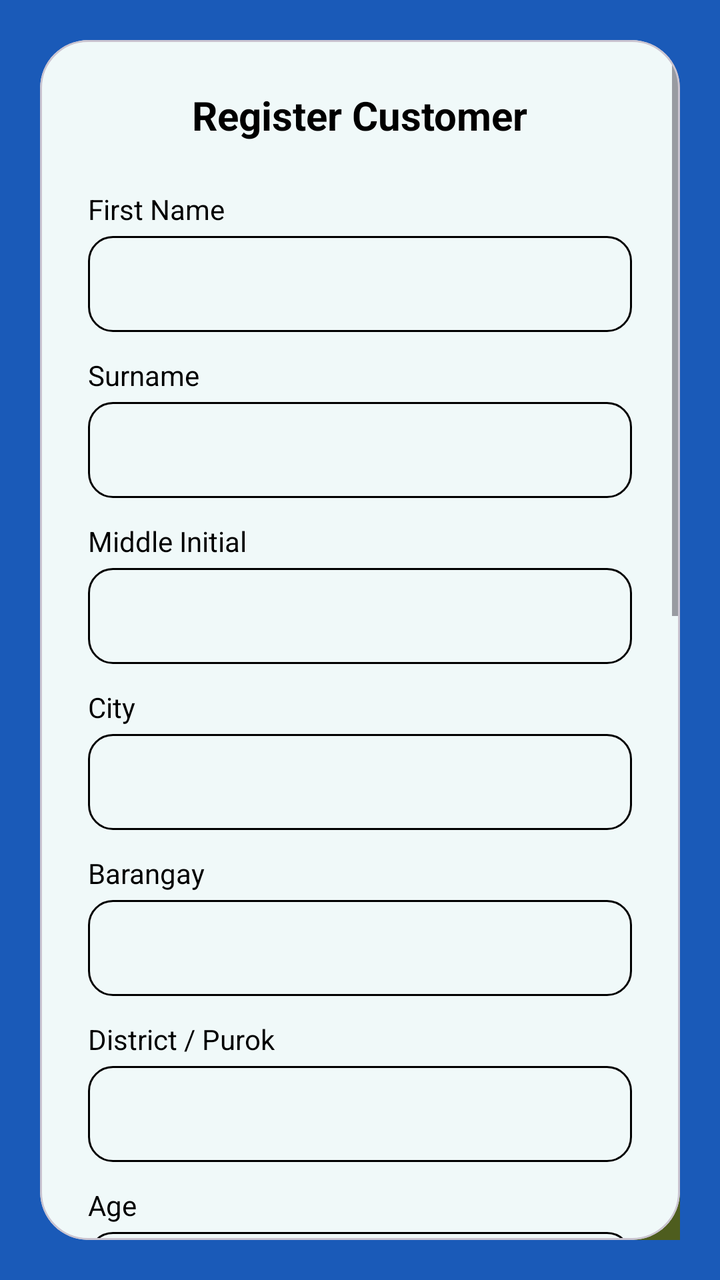
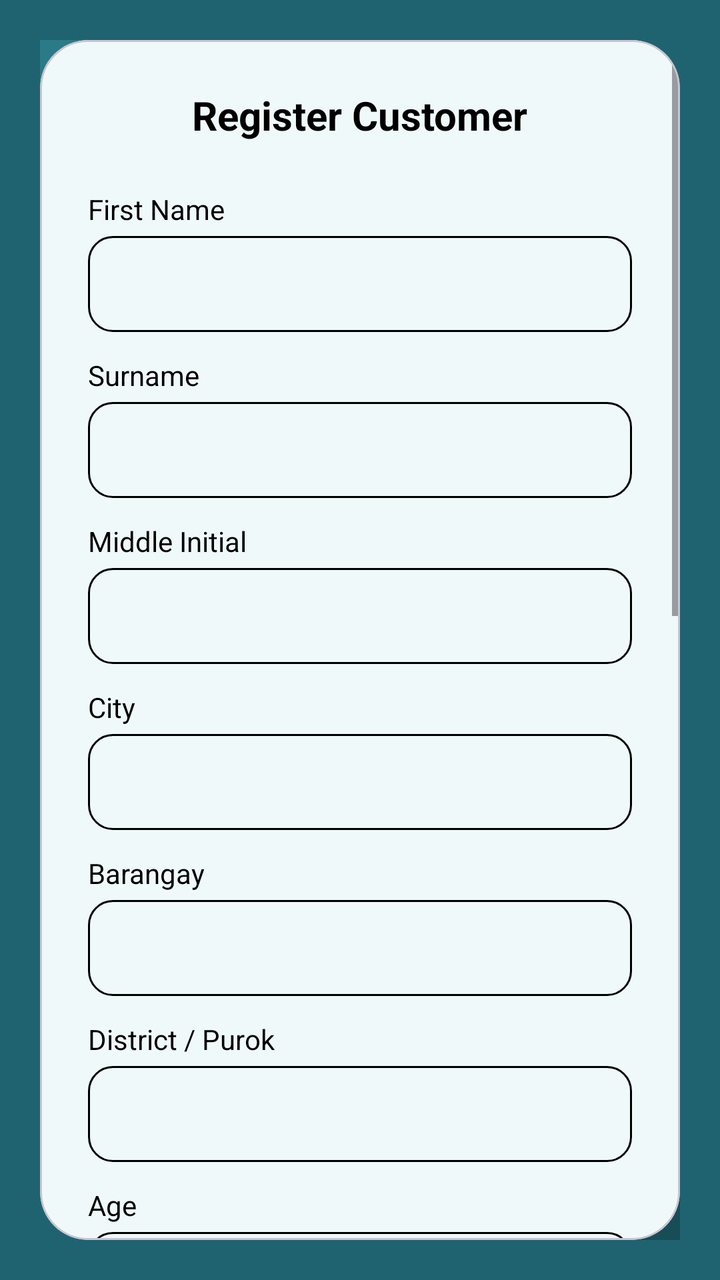

Screens rendered from an Android XML layout before and after an edit, with the pre-edit source and the edit as a unified diff.
<!-- AndroidManifest.xml: application theme Theme.PharmaFind -->
<!-- res/layout/dialog_register_customer.xml -->
<?xml version="1.0" encoding="utf-8"?>
<androidx.constraintlayout.widget.ConstraintLayout xmlns:android="http://schemas.android.com/apk/res/android"
    xmlns:app="http://schemas.android.com/apk/res-auto"
    android:layout_width="match_parent"
    android:layout_height="wrap_content"
    android:background="@color/primary_dark"
    android:padding="20dp">

    
    <View
        android:layout_width="150dp"
        android:layout_height="150dp"
        android:background="@drawable/circle_background"
        android:backgroundTint="#1A5AB8"
        android:layout_marginTop="-75dp"
        android:layout_marginStart="-75dp"
        app:layout_constraintTop_toTopOf="parent"
        app:layout_constraintStart_toStartOf="parent" />

    <View
        android:layout_width="150dp"
        android:layout_height="150dp"
        android:background="@drawable/circle_background"
        android:backgroundTint="#4E5D1E"
        android:layout_marginBottom="-75dp"
        android:layout_marginEnd="-75dp"
        app:layout_constraintBottom_toBottomOf="parent"
        app:layout_constraintEnd_toEndOf="parent" />

    <com.google.android.material.card.MaterialCardView
        android:layout_width="match_parent"
        android:layout_height="wrap_content"
        app:cardCornerRadius="24dp"
        app:cardElevation="0dp"
        app:cardBackgroundColor="#F0F9F9"
        app:layout_constraintTop_toTopOf="parent"
        app:layout_constraintBottom_toBottomOf="parent"
        app:layout_constrainedHeight="true">

        <ScrollView
            android:layout_width="match_parent"
            android:layout_height="wrap_content">

            <LinearLayout
                android:layout_width="match_parent"
                android:layout_height="wrap_content"
                android:orientation="vertical"
                android:padding="24dp">

                <TextView
                    android:id="@+id/tvRegisterTitle"
                    android:layout_width="wrap_content"
                    android:layout_height="wrap_content"
                    android:layout_gravity="center"
                    android:text="@string/register_customer"
                    android:textColor="@color/black"
                    android:textSize="20sp"
                    android:textStyle="bold"
                    android:layout_marginBottom="24dp"/>

                <TextView
                    android:layout_width="wrap_content"
                    android:layout_height="wrap_content"
                    android:text="@string/first_name"
                    android:textColor="@color/black"
                    android:textSize="14sp" />

                <EditText
                    android:id="@+id/etFirstName"
                    android:layout_width="match_parent"
                    android:layout_height="48dp"
                    android:layout_marginTop="4dp"
                    android:layout_marginBottom="12dp"
                    android:background="@drawable/edittext_background"
                    android:paddingHorizontal="12dp"
                    android:textColor="@color/black"
                    android:inputType="textPersonName" />

                <TextView
                    android:layout_width="wrap_content"
                    android:layout_height="wrap_content"
                    android:text="@string/surname"
                    android:textColor="@color/black"
                    android:textSize="14sp" />

                <EditText
                    android:id="@+id/etSurname"
                    android:layout_width="match_parent"
                    android:layout_height="48dp"
                    android:layout_marginTop="4dp"
                    android:layout_marginBottom="12dp"
                    android:background="@drawable/edittext_background"
                    android:paddingHorizontal="12dp"
                    android:textColor="@color/black"
                    android:inputType="textPersonName" />

                <TextView
                    android:layout_width="wrap_content"
                    android:layout_height="wrap_content"
                    android:text="@string/middle_initial"
                    android:textColor="@color/black"
                    android:textSize="14sp" />

                <EditText
                    android:id="@+id/etMiddleInitial"
                    android:layout_width="match_parent"
                    android:layout_height="48dp"
                    android:layout_marginTop="4dp"
                    android:layout_marginBottom="12dp"
                    android:background="@drawable/edittext_background"
                    android:paddingHorizontal="12dp"
                    android:textColor="@color/black"
                    android:inputType="text" />

                <TextView
                    android:layout_width="wrap_content"
                    android:layout_height="wrap_content"
                    android:text="@string/city"
                    android:textColor="@color/black"
                    android:textSize="14sp" />

                <EditText
                    android:id="@+id/etCity"
                    android:layout_width="match_parent"
                    android:layout_height="48dp"
                    android:layout_marginTop="4dp"
                    android:layout_marginBottom="12dp"
                    android:background="@drawable/edittext_background"
                    android:paddingHorizontal="12dp"
                    android:textColor="@color/black"
                    android:inputType="text" />

                <TextView
                    android:layout_width="wrap_content"
                    android:layout_height="wrap_content"
                    android:text="@string/barangay"
                    android:textColor="@color/black"
                    android:textSize="14sp" />

                <EditText
                    android:id="@+id/etBarangay"
                    android:layout_width="match_parent"
                    android:layout_height="48dp"
                    android:layout_marginTop="4dp"
                    android:layout_marginBottom="12dp"
                    android:background="@drawable/edittext_background"
                    android:paddingHorizontal="12dp"
                    android:textColor="@color/black"
                    android:inputType="text" />

                <TextView
                    android:layout_width="wrap_content"
                    android:layout_height="wrap_content"
                    android:text="@string/district"
                    android:textColor="@color/black"
                    android:textSize="14sp" />

                <EditText
                    android:id="@+id/etDistrict"
                    android:layout_width="match_parent"
                    android:layout_height="48dp"
                    android:layout_marginTop="4dp"
                    android:layout_marginBottom="12dp"
                    android:background="@drawable/edittext_background"
                    android:paddingHorizontal="12dp"
                    android:textColor="@color/black"
                    android:inputType="text" />

                <TextView
                    android:layout_width="wrap_content"
                    android:layout_height="wrap_content"
                    android:text="@string/age"
                    android:textColor="@color/black"
                    android:textSize="14sp" />

                <EditText
                    android:id="@+id/etAge"
                    android:layout_width="match_parent"
                    android:layout_height="48dp"
                    android:layout_marginTop="4dp"
                    android:layout_marginBottom="12dp"
                    android:background="@drawable/edittext_background"
                    android:paddingHorizontal="12dp"
                    android:textColor="@color/black"
                    android:inputType="number" />

                <TextView
                    android:layout_width="wrap_content"
                    android:layout_height="wrap_content"
                    android:text="@string/birth_date"
                    android:textColor="@color/black"
                    android:textSize="14sp" />

                <EditText
                    android:id="@+id/etBirthDate"
                    android:layout_width="match_parent"
                    android:layout_height="48dp"
                    android:layout_marginTop="4dp"
                    android:layout_marginBottom="12dp"
                    android:background="@drawable/edittext_background"
                    android:paddingHorizontal="12dp"
                    android:textColor="@color/black"
                    android:focusable="false"
                    android:clickable="true"
                    android:hint="YYYY-MM-DD"
                    android:textColorHint="@color/text_gray" />

                <TextView
                    android:layout_width="wrap_content"
                    android:layout_height="wrap_content"
                    android:text="@string/email"
                    android:textColor="@color/black"
                    android:textSize="14sp" />

                <EditText
                    android:id="@+id/etEmail"
                    android:layout_width="match_parent"
                    android:layout_height="48dp"
                    android:layout_marginTop="4dp"
                    android:layout_marginBottom="12dp"
                    android:background="@drawable/edittext_background"
                    android:paddingHorizontal="12dp"
                    android:textColor="@color/black"
                    android:inputType="textEmailAddress" />

                <TextView
                    android:layout_width="wrap_content"
                    android:layout_height="wrap_content"
                    android:text="@string/contact"
                    android:textColor="@color/black"
                    android:textSize="14sp" />

                <EditText
                    android:id="@+id/etContact"
                    android:layout_width="match_parent"
                    android:layout_height="48dp"
                    android:layout_marginTop="4dp"
                    android:layout_marginBottom="12dp"
                    android:background="@drawable/edittext_background"
                    android:paddingHorizontal="12dp"
                    android:textColor="@color/black"
                    android:inputType="phone" />

                <TextView
                    android:layout_width="wrap_content"
                    android:layout_height="wrap_content"
                    android:text="@string/username"
                    android:textColor="@color/black"
                    android:textSize="14sp" />

                <EditText
                    android:id="@+id/etUsername"
                    android:layout_width="match_parent"
                    android:layout_height="48dp"
                    android:layout_marginTop="4dp"
                    android:layout_marginBottom="12dp"
                    android:background="@drawable/edittext_background"
                    android:paddingHorizontal="12dp"
                    android:textColor="@color/black"
                    android:inputType="text" />

                <TextView
                    android:layout_width="wrap_content"
                    android:layout_height="wrap_content"
                    android:text="@string/password"
                    android:textColor="@color/black"
                    android:textSize="14sp" />

                <EditText
                    android:id="@+id/etPassword"
                    android:layout_width="match_parent"
                    android:layout_height="48dp"
                    android:layout_marginTop="4dp"
                    android:layout_marginBottom="12dp"
                    android:background="@drawable/edittext_background"
                    android:paddingHorizontal="12dp"
                    android:textColor="@color/black"
                    android:inputType="textPassword" />

                <TextView
                    android:layout_width="wrap_content"
                    android:layout_height="wrap_content"
                    android:text="@string/confirm_password"
                    android:textColor="@color/black"
                    android:textSize="14sp" />

                <EditText
                    android:id="@+id/etConfirmPassword"
                    android:layout_width="match_parent"
                    android:layout_height="48dp"
                    android:layout_marginTop="4dp"
                    android:layout_marginBottom="24dp"
                    android:background="@drawable/edittext_background"
                    android:paddingHorizontal="12dp"
                    android:textColor="@color/black"
                    android:inputType="textPassword" />

                <com.google.android.material.button.MaterialButton
                    android:id="@+id/btnSubmitRegister"
                    android:layout_width="match_parent"
                    android:layout_height="60dp"
                    android:text="@string/register"
                    android:textAllCaps="false"
                    app:cornerRadius="30dp"
                    app:backgroundTint="@color/primary_teal" />

            </LinearLayout>
        </ScrollView>
    </com.google.android.material.card.MaterialCardView>

</androidx.constraintlayout.widget.ConstraintLayout>
<!-- resources referenced by this layout -->
<resources>
  <color name="black">#FF000000</color>
  <color name="primary_dark">#1A5AB8</color>
  <color name="primary_teal">#3A8E9D</color>
  <color name="text_gray">#666666</color>
  <!-- drawable circle_background (drawable) -->
  <?xml version="1.0" encoding="utf-8"?>
  <shape xmlns:android="http://schemas.android.com/apk/res/android"
      android:shape="oval">
      <solid android:color="#A0D8D8" />
  </shape>
  <!-- drawable edittext_background (drawable) -->
  <?xml version="1.0" encoding="utf-8"?>
  <shape xmlns:android="http://schemas.android.com/apk/res/android">
      <corners android:radius="12dp" />
      <stroke android:width="1dp" android:color="#000000" />
      <solid android:color="@android:color/transparent" />
  </shape>
  <string name="age">Age</string>
  <string name="barangay">Barangay</string>
  <string name="birth_date">Birth Date</string>
  <string name="city">City</string>
  <string name="confirm_password">Confirm Password</string>
  <string name="contact">Contact</string>
  <string name="district">District / Purok</string>
  <string name="email">Email</string>
  <string name="first_name">First Name</string>
  <string name="middle_initial">Middle Initial</string>
  <string name="password">Password</string>
  <string name="register">Register</string>
  <string name="register_customer">Register Customer</string>
  <string name="surname">Surname</string>
  <string name="username">Username</string>
  <style name="Theme.PharmaFind" parent="Base.Theme.PharmaFind" />
  <style name="Base.Theme.PharmaFind" parent="Theme.Material3.DayNight.NoActionBar">
          
          
      </style>
</resources>

<!-- the commit's change to res/layout/dialog_register_customer.xml (unified diff, before → after) -->
@@ -11,7 +11,7 @@
         android:layout_width="150dp"
         android:layout_height="150dp"
         android:background="@drawable/circle_background"
-        android:backgroundTint="#1A5AB8"
+        android:backgroundTint="@color/decor_circle_light"
         android:layout_marginTop="-75dp"
         android:layout_marginStart="-75dp"
         app:layout_constraintTop_toTopOf="parent"
@@ -21,7 +21,7 @@
         android:layout_width="150dp"
         android:layout_height="150dp"
         android:background="@drawable/circle_background"
-        android:backgroundTint="#4E5D1E"
+        android:backgroundTint="@color/decor_circle_dark"
         android:layout_marginBottom="-75dp"
         android:layout_marginEnd="-75dp"
         app:layout_constraintBottom_toBottomOf="parent"
<!-- resource entries referenced after the edit -->
@@ -1,7 +1,9 @@
 <!-- resources referenced by this layout -->
 <resources>
   <color name="black">#FF000000</color>
-  <color name="primary_dark">#1A5AB8</color>
+  <color name="decor_circle_dark">#174D57</color>
+  <color name="decor_circle_light">#2B7A87</color>
+  <color name="primary_dark">#1F6371</color>
   <color name="primary_teal">#3A8E9D</color>
   <color name="text_gray">#666666</color>
   <!-- drawable circle_background (drawable) -->
@@ -32,10 +34,21 @@
   <string name="register_customer">Register Customer</string>
   <string name="surname">Surname</string>
   <string name="username">Username</string>
-  <style name="Theme.PharmaFind" parent="Base.Theme.PharmaFind" />
+  <style name="Theme.PharmaFind" parent="Base.Theme.PharmaFind">
+          <item name="colorPrimary">@color/primary_teal</item>
+          <item name="colorOnPrimary">@color/white</item>
+          <item name="colorPrimaryContainer">@color/teal_container</item>
+          <item name="colorOnPrimaryContainer">@color/primary_dark</item>
+          <item name="colorSecondary">@color/primary_teal</item>
+          <item name="colorOnSecondary">@color/white</item>
+          <item name="colorSecondaryContainer">@color/teal_container</item>
+          <item name="colorOnSecondaryContainer">@color/primary_dark</item>
+      </style>
   <style name="Base.Theme.PharmaFind" parent="Theme.Material3.DayNight.NoActionBar">
           
           
       </style>
+  <color name="white">#FFFFFFFF</color>
+  <color name="teal_container">#D6EEF1</color>
 </resources>
 
